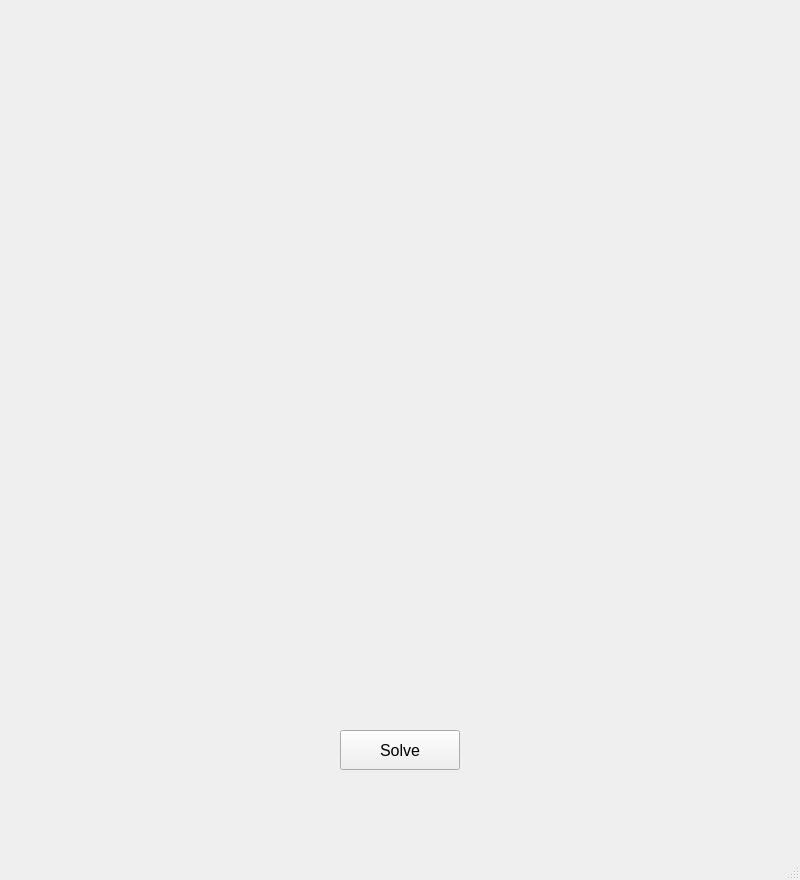
First picture: the form in ui/mainwindow.ui, repository QQQQQby/Sudoku-Solver, before the edit.
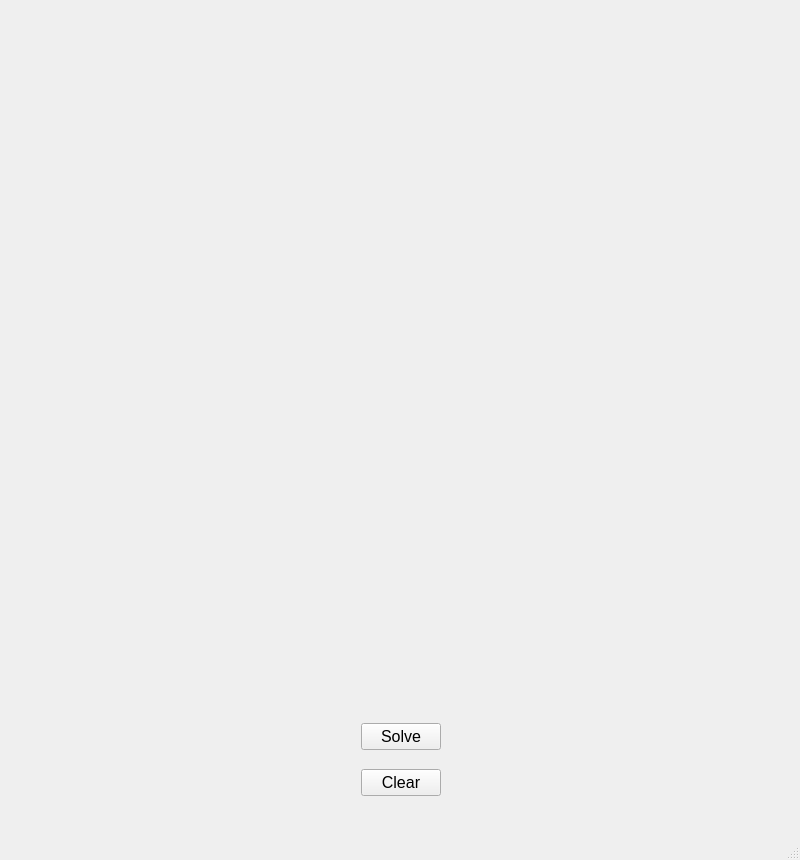
Second picture: the form after the edit. Custom widgets are drawn as their Qt base class.

Commit message: Add clear button and fix bugs.

```diff
--- a/ui/mainwindow.ui
+++ b/ui/mainwindow.ui
@@ -7,7 +7,7 @@
     <x>0</x>
     <y>0</y>
     <width>800</width>
-    <height>880</height>
+    <height>860</height>
    </rect>
   </property>
   <property name="sizePolicy">
@@ -19,13 +19,13 @@
   <property name="minimumSize">
    <size>
     <width>800</width>
-    <height>880</height>
+    <height>860</height>
    </size>
   </property>
   <property name="maximumSize">
    <size>
     <width>800</width>
-    <height>880</height>
+    <height>860</height>
    </size>
   </property>
   <property name="windowTitle">
@@ -36,33 +36,100 @@
     <property name="geometry">
      <rect>
       <x>100</x>
-      <y>100</y>
+      <y>60</y>
       <width>600</width>
       <height>600</height>
      </rect>
     </property>
+    <property name="sizePolicy">
+     <sizepolicy hsizetype="Fixed" vsizetype="Fixed">
+      <horstretch>0</horstretch>
+      <verstretch>0</verstretch>
+     </sizepolicy>
+    </property>
     <property name="autoFillBackground">
      <bool>false</bool>
     </property>
    </widget>
-   <widget class="QPushButton" name="solveButton">
+   <widget class="QWidget" name="layoutWidget">
     <property name="geometry">
      <rect>
-      <x>340</x>
-      <y>730</y>
-      <width>120</width>
-      <height>40</height>
+      <x>0</x>
+      <y>710</y>
+      <width>801</width>
+      <height>101</height>
      </rect>
     </property>
-    <property name="font">
-     <font>
-      <family>Arial</family>
-      <pointsize>12</pointsize>
-     </font>
-    </property>
-    <property name="text">
-     <string>Solve</string>
-    </property>
+    <layout class="QHBoxLayout" name="horizontalLayout">
+     <item>
+      <spacer name="horizontalSpacer">
+       <property name="orientation">
+        <enum>Qt::Horizontal</enum>
+       </property>
+       <property name="sizeHint" stdset="0">
+        <size>
+         <width>348</width>
+         <height>20</height>
+        </size>
+       </property>
+      </spacer>
+     </item>
+     <item>
+      <layout class="QVBoxLayout" name="verticalLayout">
+       <item>
+        <widget class="QPushButton" name="solveButton">
+         <property name="sizePolicy">
+          <sizepolicy hsizetype="Fixed" vsizetype="Fixed">
+           <horstretch>0</horstretch>
+           <verstretch>0</verstretch>
+          </sizepolicy>
+         </property>
+         <property name="font">
+          <font>
+           <family>Arial</family>
+           <pointsize>12</pointsize>
+          </font>
+         </property>
+         <property name="text">
+          <string>Solve</string>
+         </property>
+        </widget>
+       </item>
+       <item>
+        <widget class="QPushButton" name="clearButton">
+         <property name="sizePolicy">
+          <sizepolicy hsizetype="Fixed" vsizetype="Fixed">
+           <horstretch>0</horstretch>
+           <verstretch>0</verstretch>
+          </sizepolicy>
+         </property>
+         <property name="font">
+          <font>
+           <family>Arial</family>
+           <pointsize>12</pointsize>
+          </font>
+         </property>
+         <property name="text">
+          <string>Clear</string>
+         </property>
+        </widget>
+       </item>
+      </layout>
+     </item>
+     <item>
+      <spacer name="horizontalSpacer_2">
+       <property name="orientation">
+        <enum>Qt::Horizontal</enum>
+       </property>
+       <property name="sizeHint" stdset="0">
+        <size>
+         <width>348</width>
+         <height>20</height>
+        </size>
+       </property>
+      </spacer>
+     </item>
+    </layout>
    </widget>
   </widget>
   <widget class="QMenuBar" name="menubar">
```
The commit also changes 3 other files.
